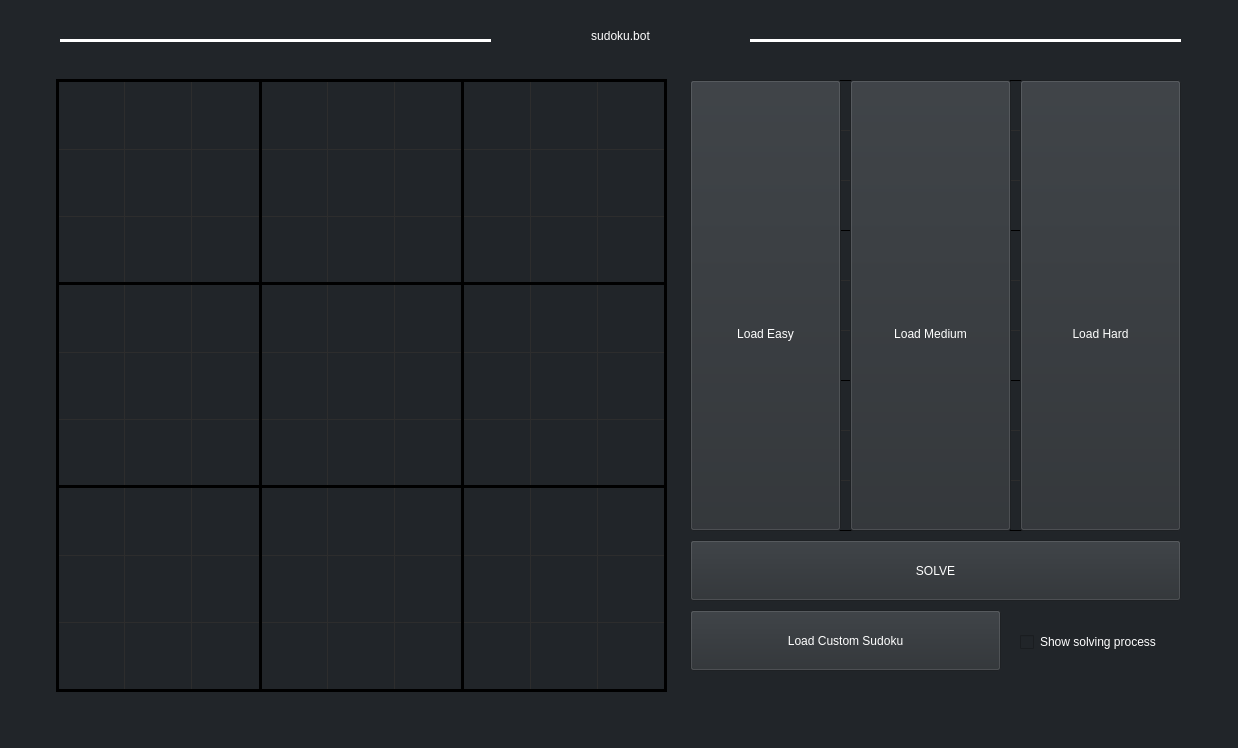
Old version of the form src/mainwindow.ui in the repository Alonkopilov/qt-sudoku-logic-solver.
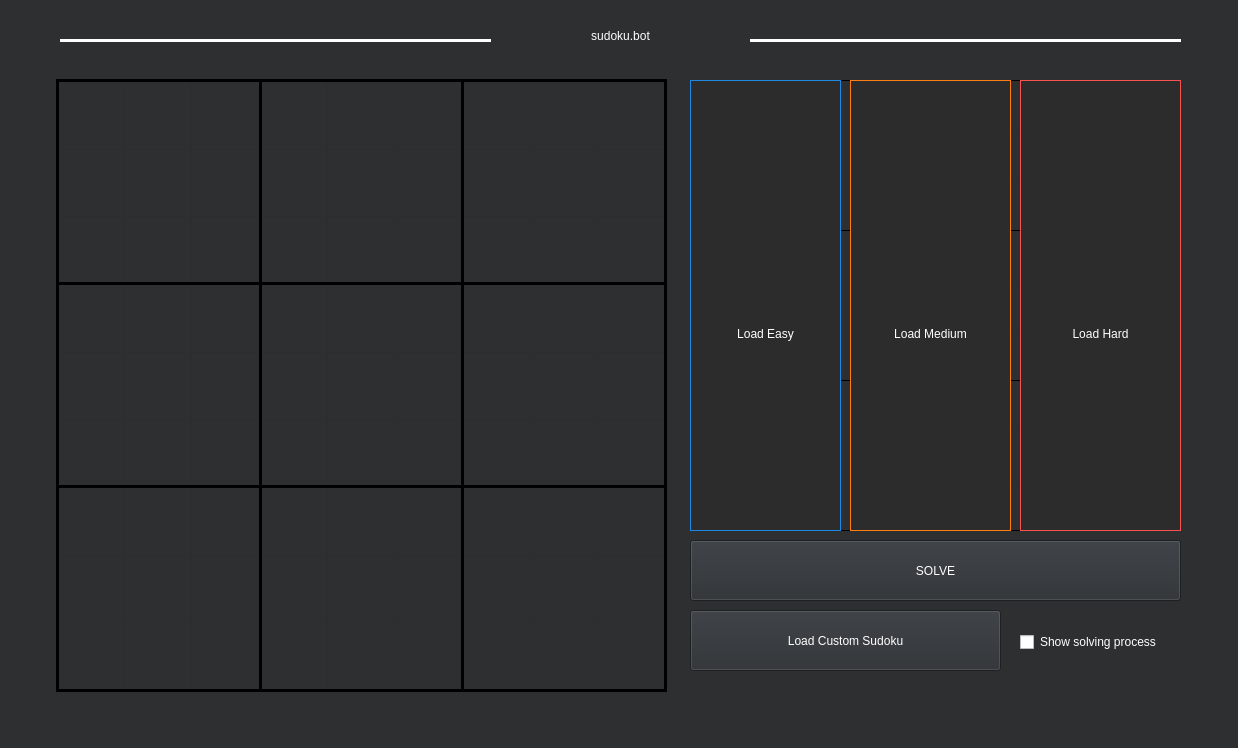
New version of the form. Icons and pictures are not drawn.

Commit message: Made disabled difficulty buttons obvious #10

```diff
--- a/src/mainwindow.ui
+++ b/src/mainwindow.ui
@@ -10,6 +10,232 @@
     <height>748</height>
    </rect>
   </property>
+  <property name="palette">
+   <palette>
+    <active>
+     <colorrole role="WindowText">
+      <brush brushstyle="SolidPattern">
+       <color alpha="255">
+        <red>255</red>
+        <green>255</green>
+        <blue>255</blue>
+       </color>
+      </brush>
+     </colorrole>
+     <colorrole role="Button">
+      <brush brushstyle="SolidPattern">
+       <color alpha="255">
+        <red>56</red>
+        <green>62</green>
+        <blue>67</blue>
+       </color>
+      </brush>
+     </colorrole>
+     <colorrole role="Text">
+      <brush brushstyle="SolidPattern">
+       <color alpha="255">
+        <red>255</red>
+        <green>255</green>
+        <blue>255</blue>
+       </color>
+      </brush>
+     </colorrole>
+     <colorrole role="ButtonText">
+      <brush brushstyle="SolidPattern">
+       <color alpha="255">
+        <red>255</red>
+        <green>255</green>
+        <blue>255</blue>
+       </color>
+      </brush>
+     </colorrole>
+     <colorrole role="Base">
+      <brush brushstyle="SolidPattern">
+       <color alpha="255">
+        <red>29</red>
+        <green>32</green>
+        <blue>35</blue>
+       </color>
+      </brush>
+     </colorrole>
+     <colorrole role="Window">
+      <brush brushstyle="SolidPattern">
+       <color alpha="255">
+        <red>33</red>
+        <green>37</green>
+        <blue>41</blue>
+       </color>
+      </brush>
+     </colorrole>
+     <colorrole role="AlternateBase">
+      <brush brushstyle="SolidPattern">
+       <color alpha="30">
+        <red>42</red>
+        <green>46</green>
+        <blue>50</blue>
+       </color>
+      </brush>
+     </colorrole>
+     <colorrole role="PlaceholderText">
+      <brush brushstyle="SolidPattern">
+       <color alpha="255">
+        <red>255</red>
+        <green>255</green>
+        <blue>255</blue>
+       </color>
+      </brush>
+     </colorrole>
+    </active>
+    <inactive>
+     <colorrole role="WindowText">
+      <brush brushstyle="SolidPattern">
+       <color alpha="255">
+        <red>208</red>
+        <green>208</green>
+        <blue>208</blue>
+       </color>
+      </brush>
+     </colorrole>
+     <colorrole role="Button">
+      <brush brushstyle="SolidPattern">
+       <color alpha="255">
+        <red>64</red>
+        <green>65</green>
+        <blue>66</blue>
+       </color>
+      </brush>
+     </colorrole>
+     <colorrole role="Text">
+      <brush brushstyle="SolidPattern">
+       <color alpha="255">
+        <red>208</red>
+        <green>208</green>
+        <blue>208</blue>
+       </color>
+      </brush>
+     </colorrole>
+     <colorrole role="ButtonText">
+      <brush brushstyle="SolidPattern">
+       <color alpha="255">
+        <red>208</red>
+        <green>208</green>
+        <blue>208</blue>
+       </color>
+      </brush>
+     </colorrole>
+     <colorrole role="Base">
+      <brush brushstyle="SolidPattern">
+       <color alpha="255">
+        <red>46</red>
+        <green>47</green>
+        <blue>48</blue>
+       </color>
+      </brush>
+     </colorrole>
+     <colorrole role="Window">
+      <brush brushstyle="SolidPattern">
+       <color alpha="255">
+        <red>46</red>
+        <green>47</green>
+        <blue>48</blue>
+       </color>
+      </brush>
+     </colorrole>
+     <colorrole role="AlternateBase">
+      <brush brushstyle="SolidPattern">
+       <color alpha="255">
+        <red>53</red>
+        <green>54</green>
+        <blue>55</blue>
+       </color>
+      </brush>
+     </colorrole>
+     <colorrole role="PlaceholderText">
+      <brush brushstyle="SolidPattern">
+       <color alpha="255">
+        <red>127</red>
+        <green>127</green>
+        <blue>128</blue>
+       </color>
+      </brush>
+     </colorrole>
+    </inactive>
+    <disabled>
+     <colorrole role="WindowText">
+      <brush brushstyle="SolidPattern">
+       <color alpha="255">
+        <red>255</red>
+        <green>255</green>
+        <blue>255</blue>
+       </color>
+      </brush>
+     </colorrole>
+     <colorrole role="Button">
+      <brush brushstyle="SolidPattern">
+       <color alpha="30">
+        <red>56</red>
+        <green>62</green>
+        <blue>67</blue>
+       </color>
+      </brush>
+     </colorrole>
+     <colorrole role="Text">
+      <brush brushstyle="SolidPattern">
+       <color alpha="255">
+        <red>255</red>
+        <green>255</green>
+        <blue>255</blue>
+       </color>
+      </brush>
+     </colorrole>
+     <colorrole role="ButtonText">
+      <brush brushstyle="SolidPattern">
+       <color alpha="30">
+        <red>255</red>
+        <green>255</green>
+        <blue>255</blue>
+       </color>
+      </brush>
+     </colorrole>
+     <colorrole role="Base">
+      <brush brushstyle="SolidPattern">
+       <color alpha="255">
+        <red>33</red>
+        <green>37</green>
+        <blue>41</blue>
+       </color>
+      </brush>
+     </colorrole>
+     <colorrole role="Window">
+      <brush brushstyle="SolidPattern">
+       <color alpha="255">
+        <red>33</red>
+        <green>37</green>
+        <blue>41</blue>
+       </color>
+      </brush>
+     </colorrole>
+     <colorrole role="AlternateBase">
+      <brush brushstyle="SolidPattern">
+       <color alpha="255">
+        <red>53</red>
+        <green>54</green>
+        <blue>55</blue>
+       </color>
+      </brush>
+     </colorrole>
+     <colorrole role="PlaceholderText">
+      <brush brushstyle="SolidPattern">
+       <color alpha="255">
+        <red>127</red>
+        <green>127</green>
+        <blue>128</blue>
+       </color>
+      </brush>
+     </colorrole>
+    </disabled>
+   </palette>
+  </property>
   <property name="windowTitle">
    <string>MainWindow</string>
   </property>
@@ -17,7 +243,7 @@
    <enum>Qt::LeftToRight</enum>
   </property>
   <property name="styleSheet">
-   <string notr="true">background-color: #212529;
+   <string notr="true">
 border-color: rgb(193, 125, 17);</string>
   </property>
   <property name="windowFilePath">
@@ -548,10 +774,20 @@
      <bool>false</bool>
     </property>
     <property name="styleSheet">
-     <string notr="true">color: rgb(255, 255, 255);
-background-color: rgb(42, 46, 50);
+     <string notr="true">:enabled {
+background-color: #2C2C2C;
+border: 1px solid #2188e1; 
 image: url(:/icons/icons/iconeasy.png);
-font: 12pt &quot;Montserrat&quot;;</string>
+color: rgb(255, 255, 255);
+font: 12pt &quot;Montserrat&quot;;
+}
+:disabled {
+background-color: rgba(255, 255, 255, 0);
+border: 1px solid #505050; 
+image: url(:/icons/icons/icondisabled.png);
+color: #505050;
+font: 12pt &quot;Montserrat&quot;;
+}</string>
     </property>
     <property name="text">
      <string>
@@ -586,10 +822,20 @@
      <string>btnLoadMedium</string>
     </property>
     <property name="styleSheet">
-     <string notr="true">color: rgb(255, 255, 255);
-background-color: rgb(42, 46, 50);
+     <string notr="true">:enabled {
+background-color: #2C2C2C;
+border: 1px solid #fd7e14; 
 image: url(:/icons/icons/iconmedium.png);
-font: 12pt &quot;Montserrat&quot;;</string>
+color: rgb(255, 255, 255);
+font: 12pt &quot;Montserrat&quot;;
+}
+:disabled {
+background-color: rgba(255, 255, 255, 0);
+border: 1px solid #505050; 
+image: url(:/icons/icons/icondisabled.png);
+color: #505050;
+font: 12pt &quot;Montserrat&quot;;
+}</string>
     </property>
     <property name="text">
      <string>
@@ -598,6 +844,12 @@
 
 Load Medium</string>
     </property>
+    <property name="default">
+     <bool>false</bool>
+    </property>
+    <property name="flat">
+     <bool>false</bool>
+    </property>
    </widget>
    <widget class="QPushButton" name="btnLoadHard">
     <property name="geometry">
@@ -612,10 +864,20 @@
      <string>btnLoadHard</string>
     </property>
     <property name="styleSheet">
-     <string notr="true">color: rgb(255, 255, 255);
-background-color: rgb(42, 46, 50);
+     <string notr="true">:enabled {
+background-color: #2C2C2C;
+border: 1px solid #fa5252; 
 image: url(:/icons/icons/iconhard.png);
-font: 12pt &quot;Montserrat&quot;;</string>
+color: rgb(255, 255, 255);
+font: 12pt &quot;Montserrat&quot;;
+}
+:disabled {
+background-color: rgba(255, 255, 255, 0);
+border: 1px solid #505050; 
+image: url(:/icons/icons/icondisabled.png);
+color: #505050;
+font: 12pt &quot;Montserrat&quot;;
+}</string>
     </property>
     <property name="text">
      <string>
@@ -624,6 +886,18 @@
 
 Load Hard</string>
     </property>
+    <property name="checkable">
+     <bool>false</bool>
+    </property>
+    <property name="autoDefault">
+     <bool>false</bool>
+    </property>
+    <property name="default">
+     <bool>false</bool>
+    </property>
+    <property name="flat">
+     <bool>false</bool>
+    </property>
    </widget>
    <widget class="QCheckBox" name="cbSlowSolve">
     <property name="geometry">
```
